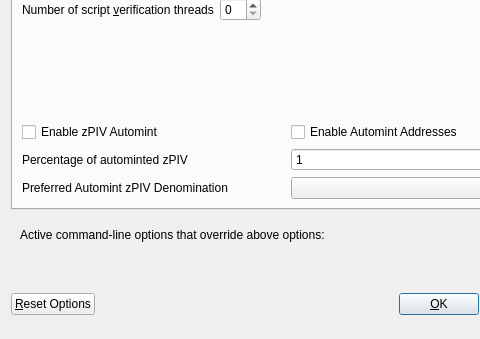
Before: the Qt Designer form src/qt/forms/optionsdialog.ui in RapidsOfficial/Rapids, drawn with Qt 5; both pictures show x 0 to 480 and y 103 to 442 of the 576 by 442 pixel window.
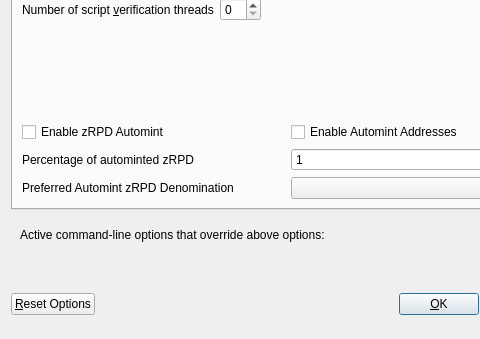
After: the same form once the commit is applied. Custom widgets are drawn as their Qt base class.

What changed in the file:
```diff
--- a/src/qt/forms/optionsdialog.ui
+++ b/src/qt/forms/optionsdialog.ui
@@ -147,7 +147,7 @@
                <enum>Qt::LeftToRight</enum>
               </property>
               <property name="text">
-               <string>Enable zPIV Automint</string>
+               <string>Enable zRPD Automint</string>
               </property>
              </widget>
             </item>
@@ -174,7 +174,7 @@
                <string>Percentage of incoming PIV which get automatically converted to zPIV via Zerocoin Protocol (min: 10%)</string>
               </property>
               <property name="text">
-               <string>Percentage of autominted zPIV</string>
+               <string>Percentage of autominted zRPD</string>
               </property>
              </widget>
             </item>
@@ -207,7 +207,7 @@
                <string>Wait with automatic conversion to Zerocoin until enough PIV for this denomination is available</string>
               </property>
               <property name="text">
-               <string>Preferred Automint zPIV Denomination</string>
+               <string>Preferred Automint zRPD Denomination</string>
               </property>
              </widget>
             </item>
```
Left out of the diff: 10 changed lines with no effect on the pictures.
